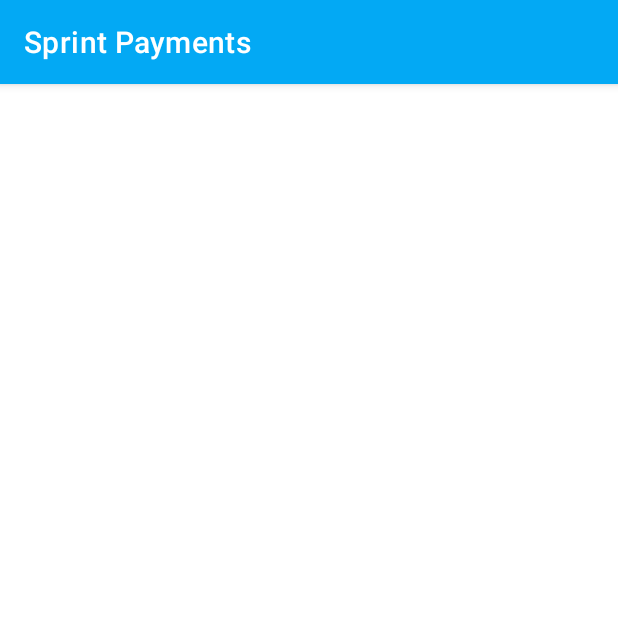
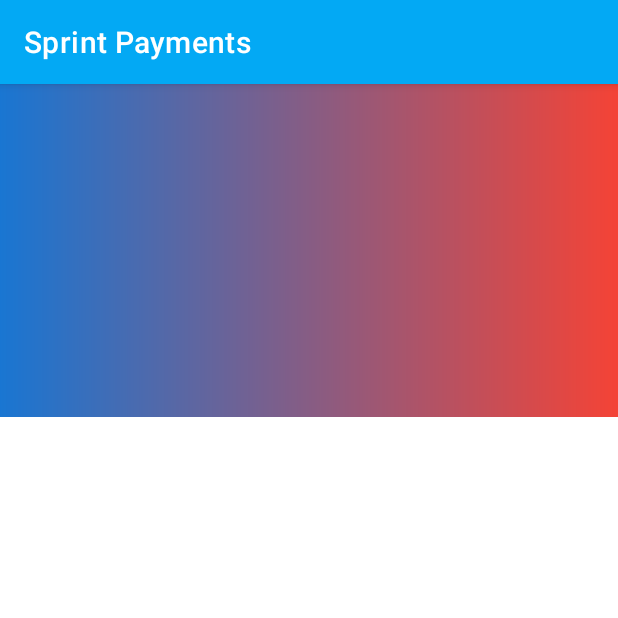
Before and after one commit to odifek/SprintPayments, an Android app: the screen it shows after launch (MainActivity), on a phone screen of 412 x 824 dp, the top half of it. Run offline under Robolectric (Android 15) with nearby library versions, the phone set to English and light mode, and no system bars; libraries missing offline, so code that uses them is left out: co.paystack.android; 3 statements that could not run were skipped.

```diff
--- a/app/src/main/java/com/sprinthubmobile/example/sprintpayments/MainActivity.java
+++ b/app/src/main/java/com/sprinthubmobile/example/sprintpayments/MainActivity.java
@@ -11,5 +11,11 @@ public class MainActivity extends AppCompatActivity {
     protected void onCreate(Bundle savedInstanceState) {
         super.onCreate(savedInstanceState);
         setContentView(R.layout.activity_main);
+
+        getSupportFragmentManager()
+                .beginTransaction()
+                .replace(R.id.mainContainer, new PayWithCardFragment(), "paymentFragment")
+                .commit();
+
     }
 }
--- /dev/null
+++ b/app/src/main/java/com/sprinthubmobile/example/sprintpayments/PayWithCardFragment.kt
@@ -0,0 +1,31 @@
+package com.sprinthubmobile.example.sprintpayments
+
+import android.os.Bundle
+import android.view.LayoutInflater
+import android.view.View
+import android.view.ViewGroup
+import androidx.databinding.DataBindingUtil
+import androidx.fragment.app.Fragment
+import androidx.lifecycle.ViewModelProviders
+import com.sprinthubmobile.example.sprintpayments.databinding.FragmentPayWithCardBinding
+
+class PayWithCardFragment : Fragment() {
+
+    private var mViewModel: PayWithCardViewModel? = null
+
+    private lateinit var mBinding: FragmentPayWithCardBinding
+
+    override fun onCreateView(inflater: LayoutInflater, container: ViewGroup?,
+                              savedInstanceState: Bundle?): View? {
+        mBinding = DataBindingUtil.inflate(inflater, R.layout.fragment_pay_with_card, container, false)
+
+        return mBinding.root
+    }
+
+    override fun onActivityCreated(savedInstanceState: Bundle?) {
+        super.onActivityCreated(savedInstanceState)
+        mViewModel = ViewModelProviders.of(this).get(PayWithCardViewModel::class.java)
+        // TODO: Use the ViewModel
+    }
+
+}
--- /dev/null
+++ b/app/src/main/res/drawable/bg_payment_header.xml
@@ -0,0 +1,11 @@
+<?xml version="1.0" encoding="utf-8"?>
+<shape xmlns:android="http://schemas.android.com/apk/res/android"
+    android:shape="rectangle">
+
+    <gradient android:startColor="@color/colorPrimaryDark"
+        android:centerX="0.7"
+        android:endColor="@color/colorAccent"
+        android:angle="0"/>
+    <size android:width="360dp"
+        android:height="112dp"/>
+</shape>
--- a/app/src/main/res/layout/activity_main.xml
+++ b/app/src/main/res/layout/activity_main.xml
@@ -1,10 +1,19 @@
 <?xml version="1.0" encoding="utf-8"?>
-<FrameLayout xmlns:android="http://schemas.android.com/apk/res/android"
+<androidx.constraintlayout.widget.ConstraintLayout xmlns:android="http://schemas.android.com/apk/res/android"
     xmlns:app="http://schemas.android.com/apk/res-auto"
     xmlns:tools="http://schemas.android.com/tools"
     android:layout_width="match_parent"
     android:layout_height="match_parent"
-    android:id="@+id/mainContainer"
-    tools:context=".MainActivity">
+    tools:context=".MainActivity"
+    android:background="@drawable/bg_payment_header">
 
-</FrameLayout>
+    <FrameLayout
+        android:id="@+id/mainContainer"
+        android:layout_width="match_parent"
+        android:layout_height="546dp"
+        android:background="@android:color/white"
+        app:layout_constraintBottom_toBottomOf="parent"
+        app:layout_constraintEnd_toEndOf="parent"
+        app:layout_constraintStart_toStartOf="parent" />
+
+</androidx.constraintlayout.widget.ConstraintLayout>
--- a/build.gradle
+++ b/build.gradle
@@ -1,13 +1,15 @@
 // Top-level build file where you can add configuration options common to all sub-projects/modules.
 
 buildscript {
+    ext.kotlin_version = '1.3.21'
     repositories {
         google()
         jcenter()
 
     }
     dependencies {
-        classpath 'com.android.tools.build:gradle:3.3.1'
+        classpath 'com.android.tools.build:gradle:3.3.2'
+        classpath "org.jetbrains.kotlin:kotlin-gradle-plugin:$kotlin_version"
 
         // NOTE: Do not place your application dependencies here; they belong
         // in the individual module build.gradle files
```
Also changed, not shown: app/build.gradle (+25 -0 lines), app/src/main/java/com/sprinthubmobile/example/sprintpayments/PayWithCardFragment.java (deleted, +0 -34 lines), app/src/main/java/com/sprinthubmobile/example/sprintpayments/payment/PaymentState.kt (added, +9 -0 lines).
